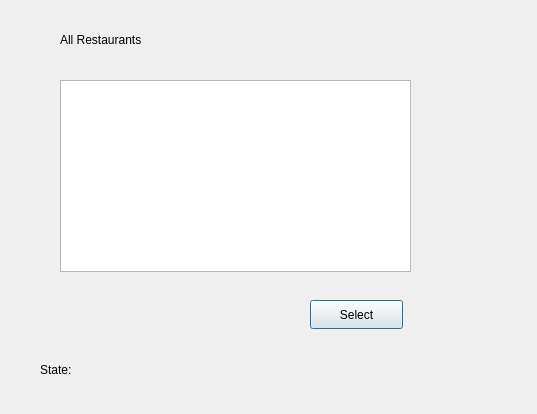
Before: the Qt Designer form allrestaurantsdialog.ui in Burak-Yavas/qt-cpp-project, drawn with Qt 5.
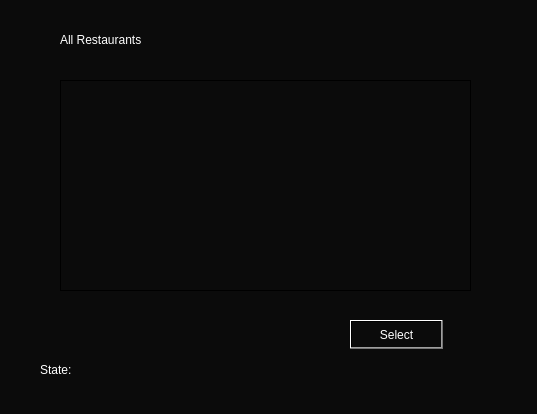
After: the same form once the commit is applied. Icons and pictures are not drawn.

```diff
--- a/allrestaurantsdialog.ui
+++ b/allrestaurantsdialog.ui
@@ -13,15 +13,68 @@
   <property name="windowTitle">
    <string>Dialog</string>
   </property>
+  <property name="styleSheet">
+   <string notr="true">color: rgb(255, 255, 255);
+font: 9pt &quot;Segoe UI&quot;;
+
+background-color: qlineargradient(spread:reflect, x1:0.095, y1:0.176, x2:0.391, y2:0.471318, stop:1 rgba(11, 11, 11, 248));
+selection-background-color: rgb(74, 122, 147);</string>
+  </property>
   <widget class="QTableView" name="tableView">
    <property name="geometry">
     <rect>
      <x>60</x>
      <y>80</y>
-     <width>351</width>
-     <height>192</height>
+     <width>411</width>
+     <height>211</height>
     </rect>
    </property>
+   <property name="contextMenuPolicy">
+    <enum>Qt::DefaultContextMenu</enum>
+   </property>
+   <property name="layoutDirection">
+    <enum>Qt::LeftToRight</enum>
+   </property>
+   <property name="autoFillBackground">
+    <bool>false</bool>
+   </property>
+   <property name="styleSheet">
+    <string notr="true">font: italic 8pt &quot;Segoe UI&quot;;
+</string>
+   </property>
+   <property name="tabKeyNavigation">
+    <bool>true</bool>
+   </property>
+   <property name="showDropIndicator" stdset="0">
+    <bool>true</bool>
+   </property>
+   <property name="alternatingRowColors">
+    <bool>false</bool>
+   </property>
+   <property name="selectionBehavior">
+    <enum>QAbstractItemView::SelectRows</enum>
+   </property>
+   <property name="showGrid">
+    <bool>true</bool>
+   </property>
+   <property name="gridStyle">
+    <enum>Qt::NoPen</enum>
+   </property>
+   <property name="sortingEnabled">
+    <bool>true</bool>
+   </property>
+   <property name="wordWrap">
+    <bool>true</bool>
+   </property>
+   <property name="cornerButtonEnabled">
+    <bool>true</bool>
+   </property>
+   <attribute name="horizontalHeaderCascadingSectionResizes">
+    <bool>false</bool>
+   </attribute>
+   <attribute name="horizontalHeaderHighlightSections">
+    <bool>true</bool>
+   </attribute>
   </widget>
   <widget class="QLabel" name="label">
    <property name="geometry">
@@ -52,8 +105,8 @@
   <widget class="QPushButton" name="pushButton">
    <property name="geometry">
     <rect>
-     <x>310</x>
-     <y>300</y>
+     <x>350</x>
+     <y>320</y>
      <width>93</width>
      <height>29</height>
     </rect>
@@ -62,6 +115,27 @@
     <string>Select</string>
    </property>
   </widget>
+  <widget class="QLabel" name="label_2">
+   <property name="geometry">
+    <rect>
+     <x>9</x>
+     <y>9</y>
+     <width>519</width>
+     <height>396</height>
+    </rect>
+   </property>
+   <property name="styleSheet">
+    <string notr="true">image: url(:/resources/img/grass.jpg);</string>
+   </property>
+   <property name="text">
+    <string/>
+   </property>
+  </widget>
+  <zorder>label_2</zorder>
+  <zorder>label</zorder>
+  <zorder>label_state</zorder>
+  <zorder>pushButton</zorder>
+  <zorder>tableView</zorder>
  </widget>
  <resources/>
  <connections/>
```
